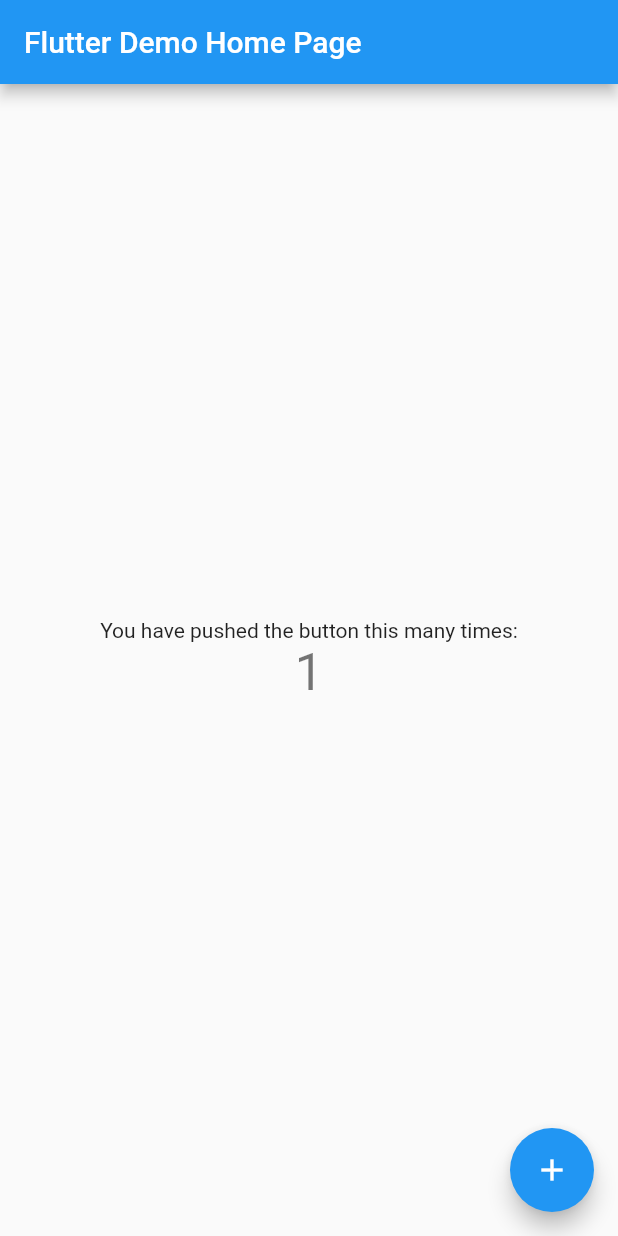
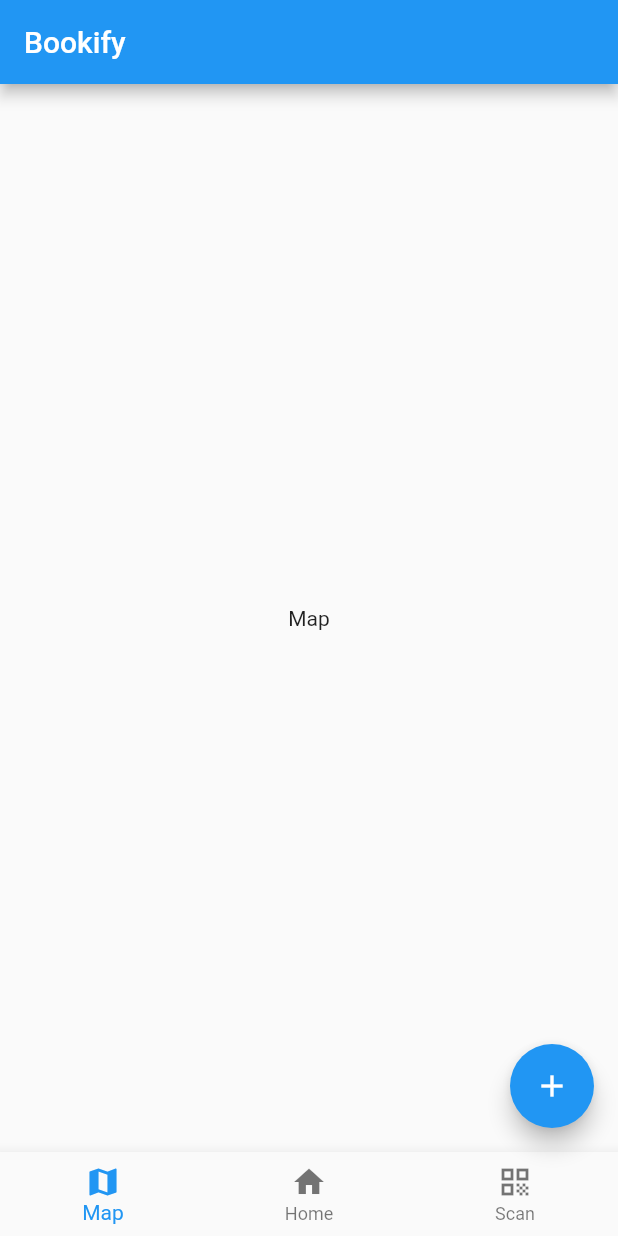
Before and after one commit to YavuzErkal/bookify, a Flutter app: the screen it shows after launch, after a tap on the "add" icon, on a phone screen of 412 x 824 dp. Run offline on Flutter 3.47's test engine with Material 2 defaults, Android fonts, the phone set to English and light mode, and no system bars.

Commit message:
add structure

```diff
--- a/bookify/lib/main.dart
+++ b/bookify/lib/main.dart
@@ -1,3 +1,4 @@
+import 'package:bookify/screens/layout.dart';
 import 'package:flutter/material.dart';
 
 void main() {
@@ -9,7 +10,7 @@ class MyApp extends StatelessWidget {
   @override
   Widget build(BuildContext context) {
     return MaterialApp(
-      title: 'Flutter Demo',
+      title: 'Bookify',
       theme: ThemeData(
         // This is the theme of your application.
         //
@@ -22,7 +23,7 @@ class MyApp extends StatelessWidget {
         // is not restarted.
         primarySwatch: Colors.blue,
       ),
-      home: MyHomePage(title: 'Flutter Demo Home Page'),
+      home: Layout(),
     );
   }
 }
--- /dev/null
+++ b/bookify/lib/screens/dummy.dart
@@ -0,0 +1,14 @@
+import 'package:flutter/material.dart';
+
+class Dummy extends StatelessWidget {
+  const Dummy({Key key}) : super(key: key);
+
+  @override
+  Widget build(BuildContext context) {
+    return Container(
+      child: Center(
+        child: Text("QR"),
+      ),
+    );
+  }
+}
--- /dev/null
+++ b/bookify/lib/screens/home.dart
@@ -0,0 +1,19 @@
+import 'package:flutter/material.dart';
+
+class Home extends StatefulWidget {
+  const Home({Key key}) : super(key: key);
+
+  @override
+  _HomeState createState() => _HomeState();
+}
+
+class _HomeState extends State<Home> {
+  @override
+  Widget build(BuildContext context) {
+    return Container(
+      child: Center(
+        child: Text("Home"),
+      ),
+    );
+  }
+}
--- /dev/null
+++ b/bookify/lib/screens/layout.dart
@@ -0,0 +1,62 @@
+import 'package:flutter/material.dart';
+
+import 'dummy.dart';
+import 'home.dart';
+import 'map.dart';
+
+class Layout extends StatefulWidget {
+  const Layout({Key key}) : super(key: key);
+
+  @override
+  _LayoutState createState() => _LayoutState();
+}
+
+class _LayoutState extends State<Layout> {
+
+  int _selectedIndex = 0;
+
+  List<Widget> _children = <Widget>[
+    Map(),
+    Home(),
+    Dummy(),
+  ];
+
+  void _onItemTapped(int index) {
+    setState(() {
+      _selectedIndex = index;
+    });
+  }
+
+  @override
+  Widget build(BuildContext context) {
+    return Scaffold(
+      appBar: AppBar(
+        title: Text("Bookify"),
+      ),
+      body: _children[_selectedIndex],
+      bottomNavigationBar: BottomNavigationBar(
+        items: const <BottomNavigationBarItem>[
+          BottomNavigationBarItem(
+            icon: Icon(Icons.map),
+            label: "Map",
+          ),
+          BottomNavigationBarItem(
+            icon: Icon(Icons.home),
+            label: "Home",
+          ),
+          BottomNavigationBarItem(
+            icon: Icon(Icons.qr_code),
+            label: "Scan",
+          ),
+        ],
+        currentIndex: _selectedIndex,
+        onTap: _onItemTapped,
+      ),
+      floatingActionButton: FloatingActionButton(
+          child: Icon(Icons.add),
+          onPressed: () {
+
+          }),
+    );
+  }
+}
--- /dev/null
+++ b/bookify/lib/screens/map.dart
@@ -0,0 +1,19 @@
+import 'package:flutter/material.dart';
+
+class Map extends StatefulWidget {
+  const Map({Key key}) : super(key: key);
+
+  @override
+  _MapState createState() => _MapState();
+}
+
+class _MapState extends State<Map> {
+  @override
+  Widget build(BuildContext context) {
+    return Container(
+      child: Center(
+        child: Text("Map"),
+      ),
+    );
+  }
+}
```
